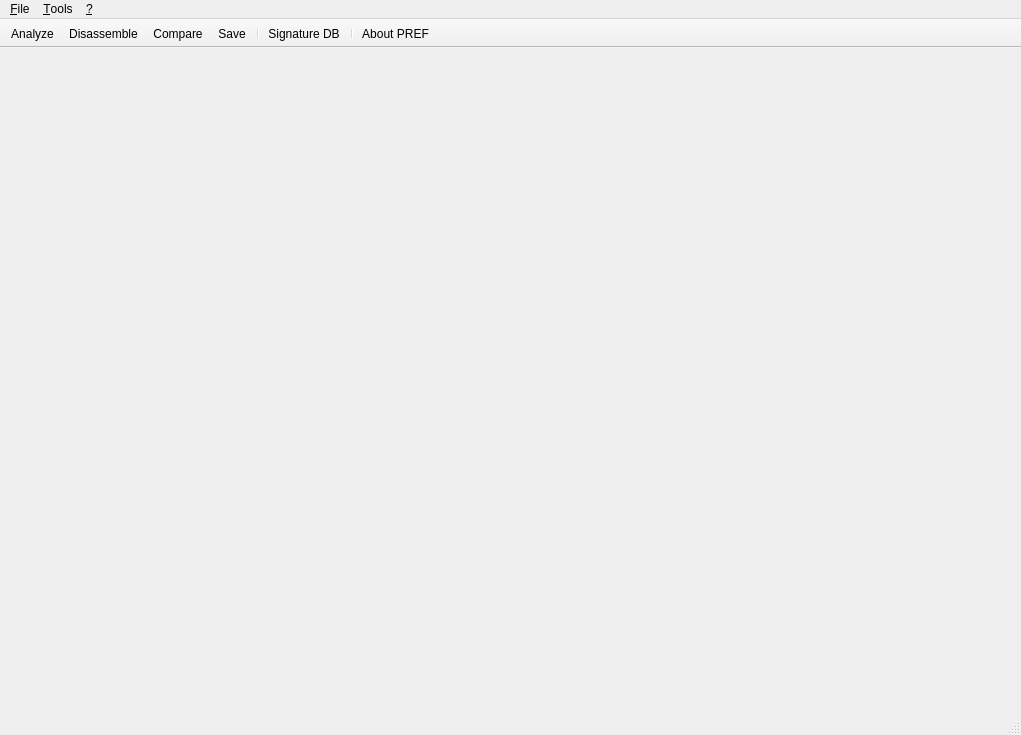
The window that mainwindow.ui (PREF/PREF) describes before a commit, drawn with Qt 5.
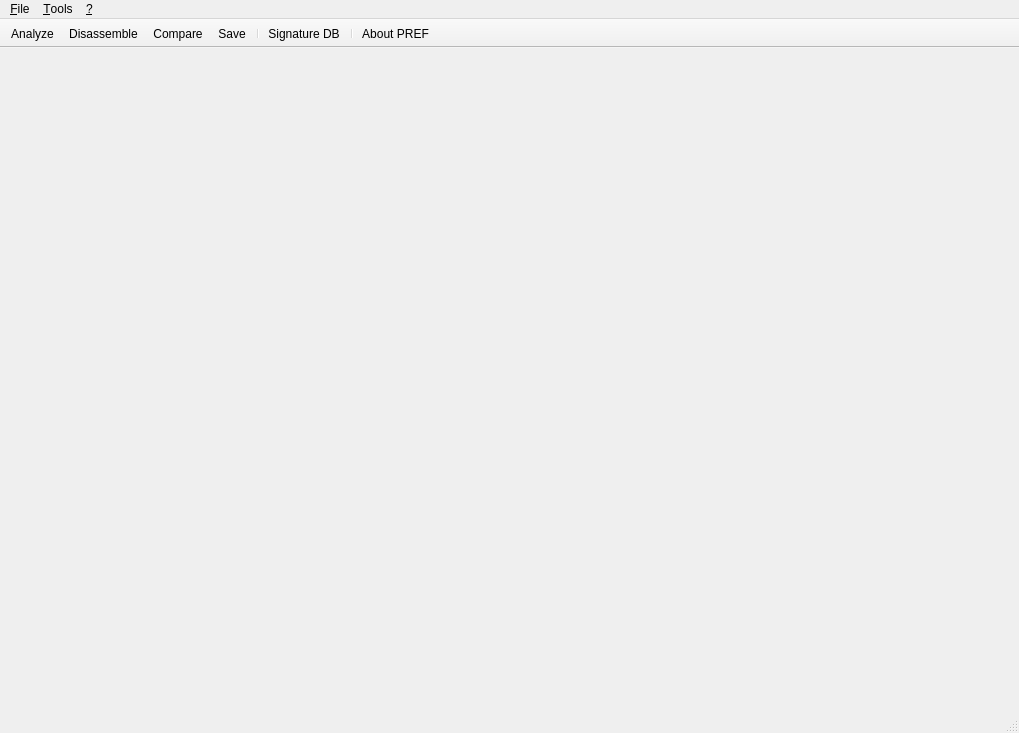
The same window after the commit. Icons and pictures are not drawn.

Commit message: MainWindow: Adjusted shortcuts for Analyze, Disassemble, Compare and Save

Patch:
```diff
--- a/mainwindow.ui
+++ b/mainwindow.ui
@@ -6,8 +6,8 @@
    <rect>
     <x>0</x>
     <y>0</y>
-    <width>1021</width>
-    <height>735</height>
+    <width>1019</width>
+    <height>733</height>
    </rect>
   </property>
   <property name="windowTitle">
@@ -41,7 +41,7 @@
     <rect>
      <x>0</x>
      <y>0</y>
-     <width>1021</width>
+     <width>1019</width>
      <height>22</height>
     </rect>
    </property>
```
Left out of the diff: 10 changed lines with no effect on the pictures.
